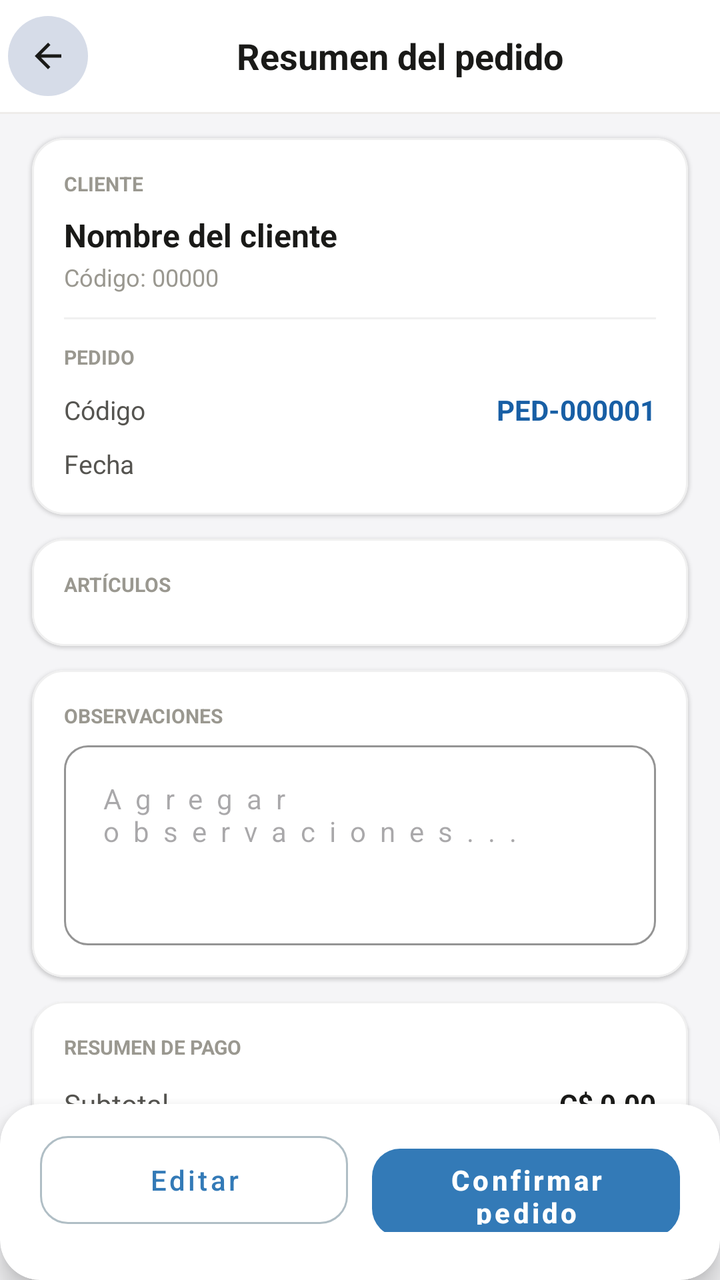
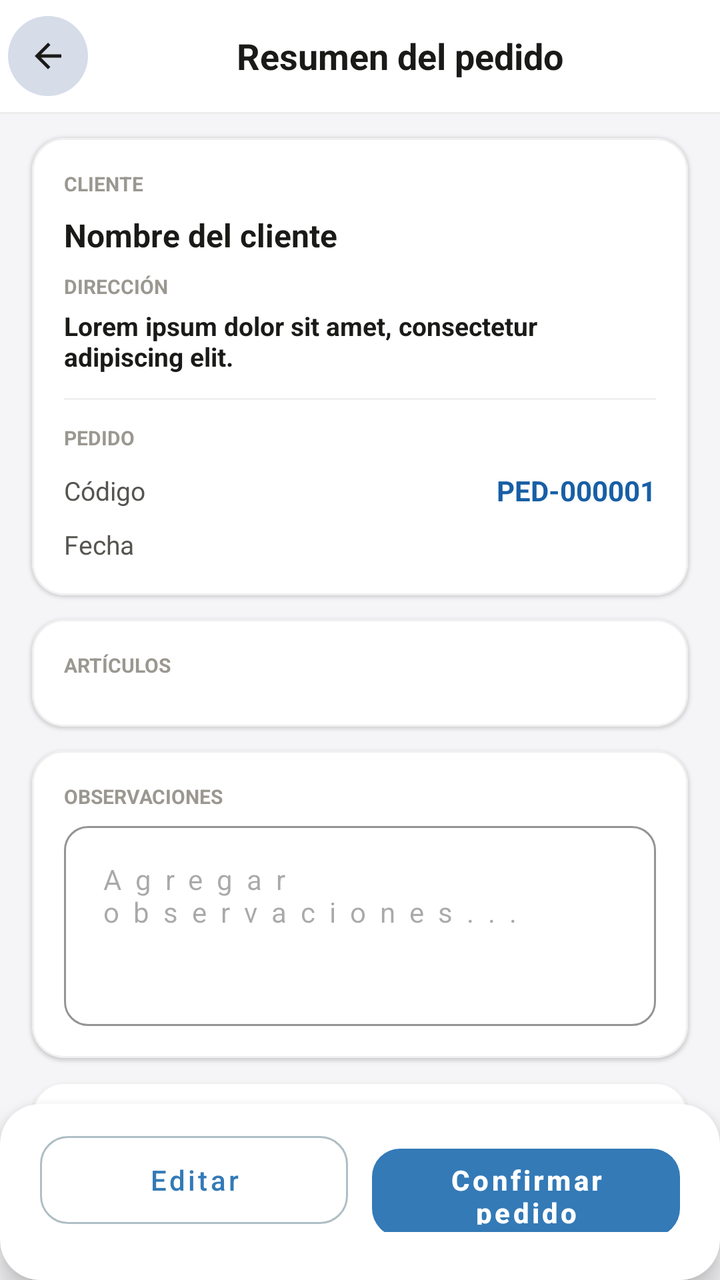

Screens rendered from an Android XML layout before and after an edit, with the pre-edit source and the edit as a unified diff.
<!-- AndroidManifest.xml: activity theme Theme.GMV -->
<!-- res/layout/activity_order_summary.xml -->
<?xml version="1.0" encoding="utf-8"?>
<androidx.coordinatorlayout.widget.CoordinatorLayout
    xmlns:android="http://schemas.android.com/apk/res/android"
    xmlns:app="http://schemas.android.com/apk/res-auto"
    android:layout_width="match_parent"
    android:layout_height="match_parent"
    android:background="#F5F5F7"
    android:fitsSystemWindows="true">

    <com.google.android.material.appbar.AppBarLayout
        android:layout_width="match_parent"
        android:layout_height="wrap_content"
        android:background="@android:color/white"
        android:elevation="0dp">

        <androidx.appcompat.widget.Toolbar
            android:id="@+id/toolbar"
            android:layout_width="match_parent"
            android:layout_height="56dp"
            android:background="@android:color/white"
            app:contentInsetStart="0dp"
            app:contentInsetEnd="0dp">

            <LinearLayout
                android:layout_width="match_parent"
                android:layout_height="match_parent"
                android:gravity="center_vertical"
                android:orientation="horizontal"
                android:paddingHorizontal="4dp">

                <com.google.android.material.button.MaterialButton
                    android:id="@+id/btn_back"
                    style="@style/Widget.Material3.Button.TonalButton"
                    android:layout_width="40dp"
                    android:layout_height="40dp"
                    android:insetLeft="0dp"
                    android:insetTop="0dp"
                    android:insetRight="0dp"
                    android:insetBottom="0dp"
                    app:cornerRadius="20dp"
                    app:icon="@drawable/ic_arrow_back"
                    app:iconGravity="textStart"
                    app:iconPadding="0dp"
                    app:iconSize="20dp"
                    app:iconTint="#1A1A18" />

                <TextView
                    android:layout_width="0dp"
                    android:layout_height="wrap_content"
                    android:layout_weight="1"
                    android:gravity="center"
                    android:text="Resumen del pedido"
                    android:textColor="#1A1A18"
                    android:textSize="18sp"
                    android:textStyle="bold" />

            </LinearLayout>

        </androidx.appcompat.widget.Toolbar>

        <View
            android:layout_width="match_parent"
            android:layout_height="1dp"
            android:background="#EEECEA" />

    </com.google.android.material.appbar.AppBarLayout>

    <androidx.core.widget.NestedScrollView
        android:layout_width="match_parent"
        android:layout_height="match_parent"
        android:clipToPadding="false"
        android:scrollbars="none"
        app:layout_behavior="@string/appbar_scrolling_view_behavior">

        <LinearLayout
            android:layout_width="match_parent"
            android:layout_height="wrap_content"
            android:orientation="vertical"
            android:paddingBottom="200dp">

            
            <com.google.android.material.card.MaterialCardView
                android:id="@+id/card_client"
                android:layout_width="match_parent"
                android:layout_height="wrap_content"
                android:layout_marginHorizontal="16dp"
                android:layout_marginTop="12dp"
                app:cardBackgroundColor="@android:color/white"
                app:cardCornerRadius="16dp"
                app:cardElevation="1dp"
                app:strokeColor="#F0F0F0"
                app:strokeWidth="1dp">

                <LinearLayout
                    android:layout_width="match_parent"
                    android:layout_height="wrap_content"
                    android:orientation="vertical"
                    android:padding="16dp">

                    <TextView
                        android:layout_width="wrap_content"
                        android:layout_height="wrap_content"
                        android:text="CLIENTE"
                        android:textAllCaps="true"
                        android:textColor="#9A9890"
                        android:textSize="10sp"
                        android:textStyle="bold" />

                    <TextView
                        android:id="@+id/tv_client_name"
                        android:layout_width="match_parent"
                        android:layout_height="wrap_content"
                        android:layout_marginTop="8dp"
                        android:text="Nombre del cliente"
                        android:textColor="#1A1A18"
                        android:textSize="16sp"
                        android:textStyle="bold" />

                    <TextView
                        android:id="@+id/tv_client_code"
                        android:layout_width="wrap_content"
                        android:layout_height="wrap_content"
                        android:layout_marginTop="2dp"
                        android:text="Código: 00000"
                        android:textColor="#9A9890"
                        android:textSize="12sp" />

                    <View
                        android:layout_width="match_parent"
                        android:layout_height="1dp"
                        android:layout_marginVertical="12dp"
                        android:background="#F0F0F0" />

                    <TextView
                        android:layout_width="wrap_content"
                        android:layout_height="wrap_content"
                        android:text="PEDIDO"
                        android:textAllCaps="true"
                        android:textColor="#9A9890"
                        android:textSize="10sp"
                        android:textStyle="bold" />

                    <LinearLayout
                        android:layout_width="match_parent"
                        android:layout_height="wrap_content"
                        android:layout_marginTop="10dp"
                        android:gravity="center_vertical"
                        android:orientation="horizontal">

                        <TextView
                            android:layout_width="0dp"
                            android:layout_height="wrap_content"
                            android:layout_weight="1"
                            android:text="Código"
                            android:textColor="#555450"
                            android:textSize="13sp" />

                        <TextView
                            android:id="@+id/tv_order_code"
                            android:layout_width="wrap_content"
                            android:layout_height="wrap_content"
                            android:text="PED-000001"
                            android:textColor="#185FA5"
                            android:textSize="14sp"
                            android:textStyle="bold" />

                    </LinearLayout>

                    <LinearLayout
                        android:layout_width="match_parent"
                        android:layout_height="wrap_content"
                        android:layout_marginTop="8dp"
                        android:gravity="center_vertical"
                        android:orientation="horizontal">

                        <TextView
                            android:layout_width="0dp"
                            android:layout_height="wrap_content"
                            android:layout_weight="1"
                            android:text="Fecha"
                            android:textColor="#555450"
                            android:textSize="13sp" />

                        <TextView
                            android:id="@+id/tv_order_date"
                            android:layout_width="wrap_content"
                            android:layout_height="wrap_content"
                            android:text=""
                            android:textColor="#1A1A18"
                            android:textSize="14sp"
                            android:textStyle="bold" />

                    </LinearLayout>

                </LinearLayout>

            </com.google.android.material.card.MaterialCardView>

            
            <com.google.android.material.card.MaterialCardView
                android:layout_width="match_parent"
                android:layout_height="wrap_content"
                android:layout_marginHorizontal="16dp"
                android:layout_marginTop="12dp"
                app:cardBackgroundColor="@android:color/white"
                app:cardCornerRadius="16dp"
                app:cardElevation="1dp"
                app:strokeColor="#F0F0F0"
                app:strokeWidth="1dp">

                <LinearLayout
                    android:layout_width="match_parent"
                    android:layout_height="wrap_content"
                    android:orientation="vertical"
                    android:padding="16dp">

                    <TextView
                        android:layout_width="wrap_content"
                        android:layout_height="wrap_content"
                        android:text="ARTÍCULOS"
                        android:textAllCaps="true"
                        android:textColor="#9A9890"
                        android:textSize="10sp"
                        android:textStyle="bold" />

                    <LinearLayout
                        android:id="@+id/lyt_items"
                        android:layout_width="match_parent"
                        android:layout_height="wrap_content"
                        android:orientation="vertical"
                        android:layout_marginTop="8dp" />

                </LinearLayout>

            </com.google.android.material.card.MaterialCardView>

            
            <com.google.android.material.card.MaterialCardView
                android:layout_width="match_parent"
                android:layout_height="wrap_content"
                android:layout_marginHorizontal="16dp"
                android:layout_marginTop="12dp"
                app:cardBackgroundColor="@android:color/white"
                app:cardCornerRadius="16dp"
                app:cardElevation="1dp"
                app:strokeColor="#F0F0F0"
                app:strokeWidth="1dp">

                <LinearLayout
                    android:layout_width="match_parent"
                    android:layout_height="wrap_content"
                    android:orientation="vertical"
                    android:padding="16dp">

                    <TextView
                        android:layout_width="wrap_content"
                        android:layout_height="wrap_content"
                        android:text="OBSERVACIONES"
                        android:textAllCaps="true"
                        android:textColor="#9A9890"
                        android:textSize="10sp"
                        android:textStyle="bold" />

                    <com.google.android.material.textfield.TextInputLayout
                        android:id="@+id/lyt_observaciones"
                        android:layout_width="match_parent"
                        android:layout_height="wrap_content"
                        android:layout_marginTop="8dp"
                        style="@style/Widget.Material3.TextInputLayout.OutlinedBox"
                        app:boxCornerRadiusTopEnd="12dp"
                        app:boxCornerRadiusTopStart="12dp"
                        app:boxCornerRadiusBottomEnd="12dp"
                        app:boxCornerRadiusBottomStart="12dp"
                        app:boxStrokeColor="#E0E0E0"
                        app:hintEnabled="false">

                        <com.google.android.material.textfield.TextInputEditText
                            android:id="@+id/et_observaciones"
                            android:layout_width="match_parent"
                            android:layout_height="100dp"
                            android:gravity="top"
                            android:textSize="14sp"
                            android:textColor="#1A1A18"
                            android:background="@null"
                            android:hint="Agregar observaciones..." />

                    </com.google.android.material.textfield.TextInputLayout>

                </LinearLayout>

            </com.google.android.material.card.MaterialCardView>



            
            <com.google.android.material.card.MaterialCardView
                android:layout_width="match_parent"
                android:layout_height="wrap_content"
                android:layout_marginHorizontal="16dp"
                android:layout_marginTop="12dp"
                app:cardBackgroundColor="@android:color/white"
                app:cardCornerRadius="16dp"
                app:cardElevation="1dp"
                app:strokeColor="#F0F0F0"
                app:strokeWidth="1dp">

                <LinearLayout
                    android:layout_width="match_parent"
                    android:layout_height="wrap_content"
                    android:orientation="vertical"
                    android:padding="16dp">

                    <TextView
                        android:layout_width="wrap_content"
                        android:layout_height="wrap_content"
                        android:text="RESUMEN DE PAGO"
                        android:textAllCaps="true"
                        android:textColor="#9A9890"
                        android:textSize="10sp"
                        android:textStyle="bold" />

                    <LinearLayout
                        android:layout_width="match_parent"
                        android:layout_height="wrap_content"
                        android:layout_marginTop="12dp"
                        android:gravity="center_vertical"
                        android:orientation="horizontal">

                        <TextView
                            android:layout_width="0dp"
                            android:layout_height="wrap_content"
                            android:layout_weight="1"
                            android:text="Subtotal"
                            android:textColor="#555450"
                            android:textSize="14sp" />

                        <TextView
                            android:id="@+id/tv_subtotal"
                            android:layout_width="wrap_content"
                            android:layout_height="wrap_content"
                            android:text="C$ 0.00"
                            android:textColor="#1A1A18"
                            android:textSize="14sp"
                            android:textStyle="bold" />

                    </LinearLayout>

                    <LinearLayout
                        android:layout_width="match_parent"
                        android:layout_height="wrap_content"
                        android:layout_marginTop="6dp"
                        android:gravity="center_vertical"
                        android:orientation="horizontal">

                        <TextView
                            android:layout_width="0dp"
                            android:layout_height="wrap_content"
                            android:layout_weight="1"
                            android:text="IVA (15%)"
                            android:textColor="#555450"
                            android:textSize="14sp" />

                        <TextView
                            android:id="@+id/tv_iva"
                            android:layout_width="wrap_content"
                            android:layout_height="wrap_content"
                            android:text="C$ 0.00"
                            android:textColor="#1A1A18"
                            android:textSize="14sp"
                            android:textStyle="bold" />

                    </LinearLayout>

                    <LinearLayout
                        android:layout_width="match_parent"
                        android:layout_height="wrap_content"
                        android:layout_marginTop="6dp"
                        android:gravity="center_vertical"
                        android:orientation="horizontal">

                        <TextView
                            android:layout_width="0dp"
                            android:layout_height="wrap_content"
                            android:layout_weight="1"
                            android:text="Descuento"
                            android:textColor="#555450"
                            android:textSize="14sp" />

                        <TextView
                            android:id="@+id/tv_discount"
                            android:layout_width="wrap_content"
                            android:layout_height="wrap_content"
                            android:text="C$ 0.00"
                            android:textColor="#639922"
                            android:textSize="14sp"
                            android:textStyle="bold" />

                    </LinearLayout>

                    <View
                        android:layout_width="match_parent"
                        android:layout_height="1dp"
                        android:layout_marginVertical="12dp"
                        android:background="#EEECEA" />

                    <LinearLayout
                        android:layout_width="match_parent"
                        android:layout_height="wrap_content"
                        android:gravity="center_vertical"
                        android:orientation="horizontal">

                        <TextView
                            android:layout_width="0dp"
                            android:layout_height="wrap_content"
                            android:layout_weight="1"
                            android:text="Total"
                            android:textColor="#1A1A18"
                            android:textSize="18sp"
                            android:textStyle="bold" />

                        <TextView
                            android:id="@+id/tv_total"
                            android:layout_width="wrap_content"
                            android:layout_height="wrap_content"
                            android:text="C$ 0.00"
                            android:textColor="#185FA5"
                            android:textSize="24sp"
                            android:textStyle="bold" />

                    </LinearLayout>

                </LinearLayout>

            </com.google.android.material.card.MaterialCardView>

        </LinearLayout>

    </androidx.core.widget.NestedScrollView>

    <com.google.android.material.card.MaterialCardView
        android:id="@+id/lyt_bottom_actions"
        android:layout_width="match_parent"
        android:layout_height="wrap_content"
        android:layout_gravity="bottom"
        app:cardBackgroundColor="@android:color/white"
        app:cardCornerRadius="20dp"
        app:cardElevation="8dp"
        app:strokeWidth="0dp">

        <LinearLayout
            android:layout_width="match_parent"
            android:layout_height="wrap_content"
            android:orientation="horizontal"
            android:paddingHorizontal="20dp"
            android:paddingTop="12dp"
            android:paddingBottom="24dp"
            android:weightSum="2">

            <com.google.android.material.button.MaterialButton
                android:id="@+id/btn_edit"
                style="@style/Widget.Material3.Button.OutlinedButton"
                android:layout_width="0dp"
                android:layout_height="52dp"
                android:layout_marginEnd="6dp"
                android:layout_weight="1"
                android:text="Editar"
                android:textAllCaps="false"
                android:textSize="14sp"
                app:cornerRadius="14dp" />

            <com.google.android.material.button.MaterialButton
                android:id="@+id/btn_confirm"
                android:layout_width="0dp"
                android:layout_height="52dp"
                android:layout_marginStart="6dp"
                android:layout_weight="1"
                android:text="Confirmar pedido"
                android:textAllCaps="false"
                android:textSize="14sp"
                android:textStyle="bold"
                app:cornerRadius="14dp" />

        </LinearLayout>

    </com.google.android.material.card.MaterialCardView>

</androidx.coordinatorlayout.widget.CoordinatorLayout>
<!-- resources referenced by this layout -->
<resources>
  <style name="Theme.GMV" parent="Base.Theme.GMV" />
  <color name="primary">#337AB7</color>
  <color name="on_primary">#FFFFFF</color>
  <color name="primary_container">#D6E4F0</color>
  <color name="on_primary_container">#1A3A5C</color>
  <color name="secondary">#3A539B</color>
  <color name="on_secondary">#FFFFFF</color>
  <color name="secondary_container">#D6DCE8</color>
  <color name="on_secondary_container">#1C2A5C</color>
  <color name="tertiary">#7E57C2</color>
  <color name="on_tertiary">#FFFFFF</color>
  <color name="tertiary_container">#EDE7F6</color>
  <color name="on_tertiary_container">#311B92</color>
  <color name="error">#EF5350</color>
  <color name="on_error">#FFFFFF</color>
  <color name="error_container">#FFEBEE</color>
  <color name="on_error_container">#B71C1C</color>
  <color name="background">#F2F2F2</color>
  <color name="on_background">#000000</color>
  <color name="surface">#E7E7E7</color>
  <color name="on_surface">#000000</color>
  <color name="surface_variant">#D4D4D4</color>
  <color name="on_surface_variant">#535353</color>
  <color name="outline">#B0BEC5</color>
  <color name="outline_variant">#CFD8DC</color>
  <style name="TextAppearance.M3.DisplayMedium">
          <item name="android:textSize">45sp</item>
          <item name="android:letterSpacing">0</item>
          <item name="android:lineHeight">52sp</item>
          <item name="android:fontFamily">sans-serif</item>
      </style>
  <style name="TextAppearance.M3.DisplaySmall">
          <item name="android:textSize">36sp</item>
          <item name="android:letterSpacing">0</item>
          <item name="android:lineHeight">44sp</item>
          <item name="android:fontFamily">sans-serif</item>
      </style>
  <style name="TextAppearance.M3.HeadlineLarge">
          <item name="android:textSize">32sp</item>
          <item name="android:letterSpacing">0</item>
          <item name="android:lineHeight">40sp</item>
          <item name="android:fontFamily">sans-serif</item>
      </style>
  <style name="TextAppearance.M3.HeadlineMedium">
          <item name="android:textSize">28sp</item>
          <item name="android:letterSpacing">0</item>
          <item name="android:lineHeight">36sp</item>
          <item name="android:fontFamily">sans-serif</item>
      </style>
  <style name="TextAppearance.M3.HeadlineSmall">
          <item name="android:textSize">24sp</item>
          <item name="android:letterSpacing">0</item>
          <item name="android:lineHeight">32sp</item>
          <item name="android:fontFamily">sans-serif</item>
      </style>
  <style name="TextAppearance.M3.TitleLarge">
          <item name="android:textSize">22sp</item>
          <item name="android:letterSpacing">0</item>
          <item name="android:lineHeight">28sp</item>
          <item name="android:fontFamily">sans-serif</item>
      </style>
  <style name="TextAppearance.M3.BodyLarge">
          <item name="android:textSize">16sp</item>
          <item name="android:letterSpacing">0.5</item>
          <item name="android:lineHeight">24sp</item>
          <item name="android:fontFamily">sans-serif</item>
      </style>
  <style name="TextAppearance.M3.BodyMedium">
          <item name="android:textSize">14sp</item>
          <item name="android:letterSpacing">0.25</item>
          <item name="android:lineHeight">20sp</item>
          <item name="android:fontFamily">sans-serif</item>
      </style>
  <style name="TextAppearance.M3.BodySmall">
          <item name="android:textSize">12sp</item>
          <item name="android:letterSpacing">0.4</item>
          <item name="android:lineHeight">16sp</item>
          <item name="android:fontFamily">sans-serif</item>
      </style>
  <color name="colorUmkPrimaryDark">#003044</color>
  <!-- unchanged entries left out for length: 8 -->
</resources>

<!-- the commit's change to res/layout/activity_order_summary.xml (unified diff, before → after) -->
@@ -123,7 +123,30 @@
                         android:layout_marginTop="2dp"
                         android:text="Código: 00000"
                         android:textColor="#9A9890"
-                        android:textSize="12sp" />
+                        android:textSize="12sp"
+                        android:visibility="gone" />
+
+                    <TextView
+                        android:layout_width="wrap_content"
+                        android:layout_height="wrap_content"
+                        android:layout_marginTop="8dp"
+                        android:text="DIRECCIÓN"
+                        android:textAllCaps="true"
+                        android:textColor="#9A9890"
+                        android:textSize="10sp"
+                        android:textStyle="bold" />
+
+                    <TextView
+                        android:id="@+id/tv_client_direccion"
+                        android:layout_width="match_parent"
+                        android:layout_height="wrap_content"
+                        android:layout_marginTop="4dp"
+                        android:text="@string/lorem_ipsum"
+                        android:textColor="#1A1A18"
+                        android:textSize="13sp"
+                        android:textStyle="bold"
+                        android:maxLines="2"
+                        android:ellipsize="end" />
 
                     <View
                         android:layout_width="match_parent"
@@ -215,6 +238,7 @@
                     android:padding="16dp">
 
                     <TextView
+                        android:id="@+id/tv_articulos_title"
                         android:layout_width="wrap_content"
                         android:layout_height="wrap_content"
                         android:text="ARTÍCULOS"
@@ -352,13 +376,14 @@
                         android:gravity="center_vertical"
                         android:orientation="horizontal">
 
-                        <TextView
-                            android:layout_width="0dp"
-                            android:layout_height="wrap_content"
-                            android:layout_weight="1"
-                            android:text="IVA (15%)"
-                            android:textColor="#555450"
-                            android:textSize="14sp" />
+                    <TextView
+                        android:id="@+id/tv_iva_label"
+                        android:layout_width="0dp"
+                        android:layout_height="wrap_content"
+                        android:layout_weight="1"
+                        android:text="IVA"
+                        android:textColor="#555450"
+                        android:textSize="14sp" />
 
                         <TextView
                             android:id="@+id/tv_iva"
<!-- resource entries referenced after the edit -->
@@ -1,5 +1,6 @@
 <!-- resources referenced by this layout -->
 <resources>
+  <string name="lorem_ipsum">Lorem ipsum dolor sit amet, consectetur adipiscing elit.</string>
   <style name="Theme.GMV" parent="Base.Theme.GMV" />
   <color name="primary">#337AB7</color>
   <color name="on_primary">#FFFFFF</color>
